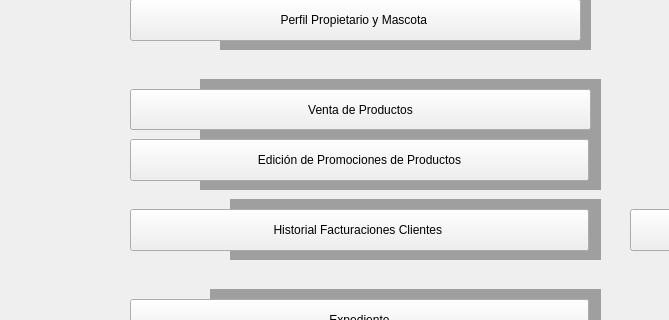
elesteban-os/MyPetsCR, file Interfaz/Ventana7.ui: the form before one commit; both pictures show x 0 to 669 and y 321 to 641 of the 1340 by 872 pixel window.
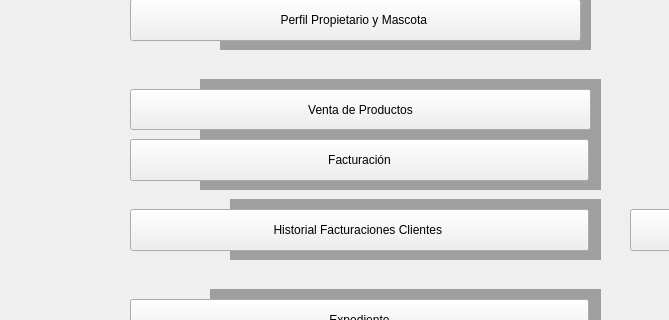
The form after the commit. Icons and pictures are not drawn.

Commit message:
Se añade la parte de Facturación
Se añade la parte de facturación, la parte de servicios y algunos json para que sirvan las cosillas

```diff
--- a/Interfaz/Ventana7.ui
+++ b/Interfaz/Ventana7.ui
@@ -348,7 +348,7 @@
      <string notr="true">font: 16pt &quot;MS Shell Dlg 2&quot;;</string>
     </property>
     <property name="text">
-     <string>Edición de Promociones de Productos</string>
+     <string>Facturación</string>
     </property>
    </widget>
    <widget class="QMdiArea" name="mdiArea_10">
```
Left out of the diff: 2 changed lines with no effect on the pictures. The commit also changes 20 other files.
